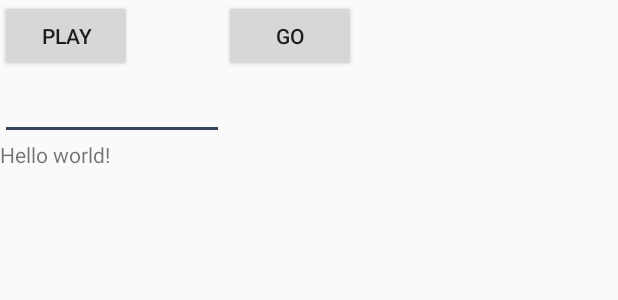
After one commit to wzlayer/AndroidMediaPlayerDemo, an Android app: the layout activity_seekto.xml on its own in the app's theme, with its tools: preview values and no code run, on a phone screen of 412 x 824 dp. The commit adds this screen. Shown: the top 300 px of the screen. Run offline under Robolectric (Android 15) with nearby library versions, the phone set to English and light mode, and no system bars.

Commit message:
add PicActivity for show pic and SeekToActivity for video seek to

```diff
--- a/app/src/main/AndroidManifest.xml
+++ b/app/src/main/AndroidManifest.xml
@@ -29,6 +29,8 @@
             </intent-filter>
         </activity>
         <activity android:name=".VideoActivity"/>
+        <activity android:name=".SeekToActivity"/>
+        <activity android:name=".PicActivity"/>
     </application>
 
 </manifest>
--- /dev/null
+++ b/app/src/main/res/layout/activity_seekto.xml
@@ -0,0 +1,43 @@
+<RelativeLayout xmlns:android="http://schemas.android.com/apk/res/android"
+    xmlns:tools="http://schemas.android.com/tools"
+    android:layout_width="match_parent"
+    android:layout_height="match_parent"
+    tools:context=".MainActivity" >
+
+    <RelativeLayout android:id="@+id/adcontainer"
+        android:layout_width="fill_parent" android:layout_height="wrap_content"
+        android:layout_alignParentTop="true">
+    </RelativeLayout>
+    <Button
+        android:layout_width="wrap_content"
+        android:layout_height="wrap_content"
+        android:text="@string/play"
+        android:id="@+id/play"
+        android:layout_alignParentTop="true"
+        />
+    <EditText
+        android:id="@+id/seek"
+        android:layout_width="wrap_content"
+        android:layout_height="wrap_content"
+        android:layout_below="@+id/play"
+        android:layout_alignParentLeft="true"
+        android:textColor="#ff000000"
+        android:ems="7"
+        android:hint=""
+        />
+    <Button
+        android:id="@+id/go"
+        android:layout_width="wrap_content"
+        android:layout_height="wrap_content"
+        android:layout_toRightOf="@+id/seek"
+        android:text="@string/go"
+        />
+    <TextView
+        android:layout_below="@+id/seek"
+        android:layout_width="wrap_content"
+        android:layout_height="wrap_content"
+        android:text="@string/hello_world"
+        android:id="@+id/text"
+        />
+
+</RelativeLayout>
--- a/app/src/main/res/values/strings.xml
+++ b/app/src/main/res/values/strings.xml
@@ -5,5 +5,7 @@
     <string name="hello_world">Hello world!</string>
     <string name="action_settings">Settings</string>
     <string name="FreeOfTotal">Free %1$s of %2$s</string>
+    <string name="play">play</string>
+    <string name="go">go</string>
 
 </resources>
```
Also changed, not shown: app/src/main/java/com/getdirectory/DirectoryFragment.java (+25 -4 lines), app/src/main/java/com/mediaplayer/demo/PicActivity.java (added, +54 -0 lines), app/src/main/java/com/mediaplayer/demo/SeekToActivity.java (added, +192 -0 lines), app/src/main/java/com/mediaplayer/demo/VideoActivity.java (+32 -0 lines), app/src/main/res/layout/activity_pic.xml (added, +10 -0 lines), app/src/main/res/layout/activity_video.xml (+9 -0 lines).
